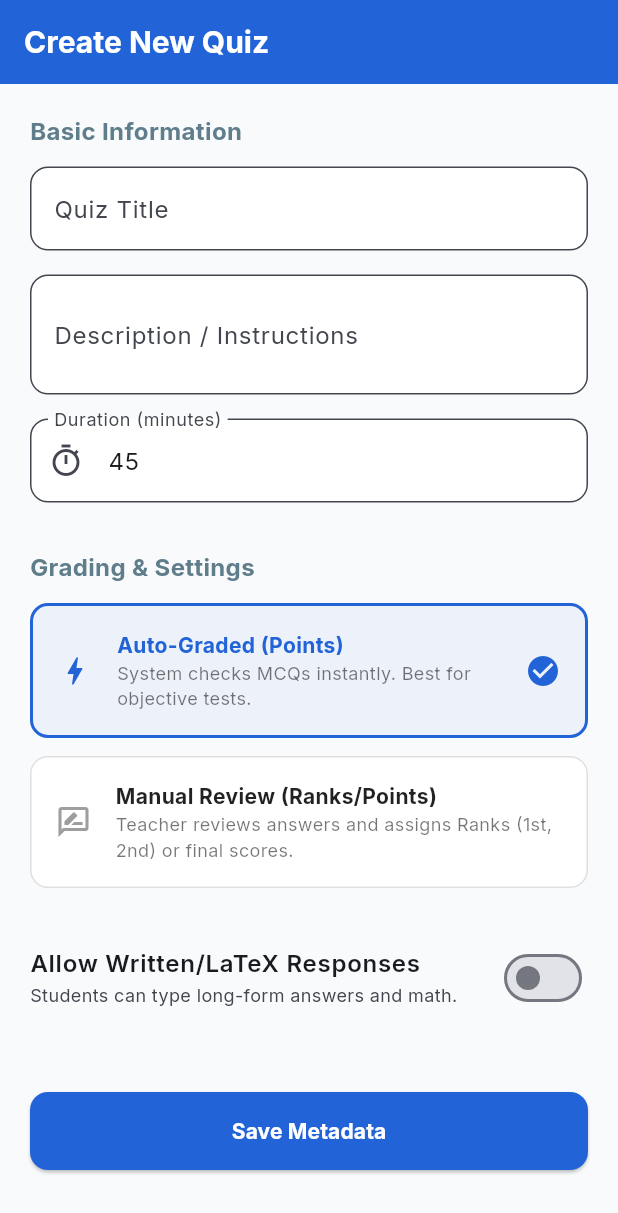
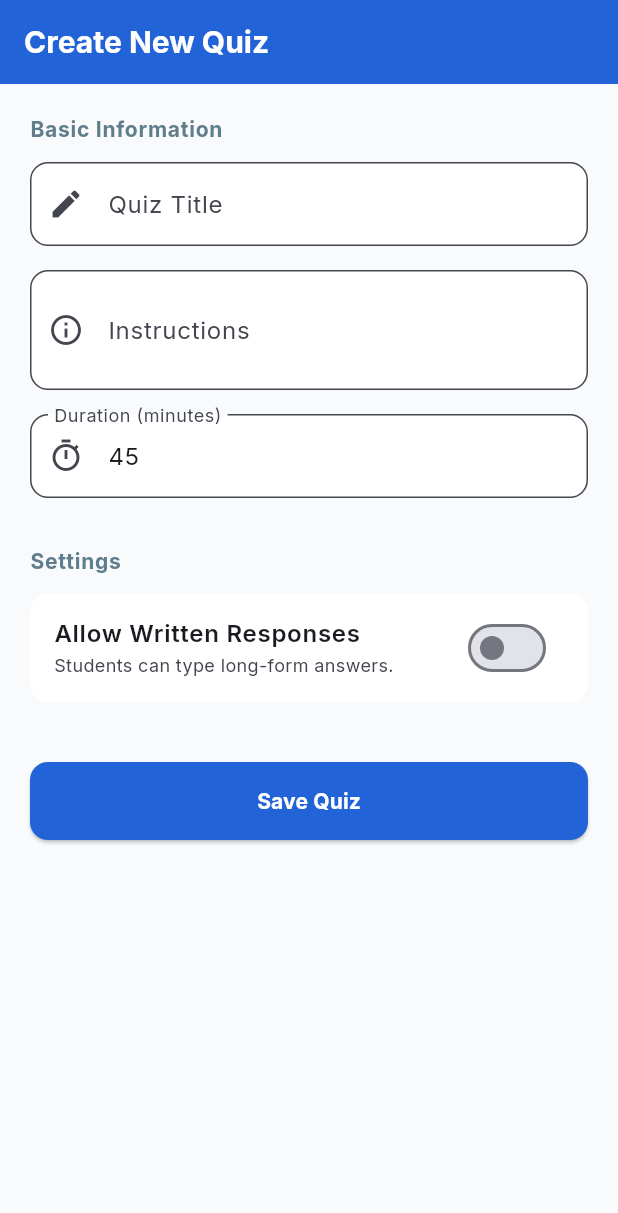
Before and after one commit to shamimsust/quizapp, a Flutter app: the ExamBuilderScreen screen opened by its route, on a phone screen of 412 x 824 dp. Shown: the top 1213 px of the screen. Run offline on Flutter 3.47's test engine with Material 3 defaults, Android fonts, the phone set to English and light mode, and no system bars; our stand-ins replace firebase_auth, firebase_core, firebase_database, flutter_riverpod, go_router, google_fonts and 1 more; missing offline and left inert: flutter_math_fork, math_keyboard; accounts and stored records are empty; network calls fail; statements that could not run were skipped.

```diff
--- a/lib/screens/admin/exam_builder_screen.dart
+++ b/lib/screens/admin/exam_builder_screen.dart
@@ -16,10 +16,7 @@ class _ExamBuilderScreenState extends ConsumerState<ExamBuilderScreen> {
   final _desc = TextEditingController();
   final _duration = TextEditingController(text: '45');
 
-  // NEW: Grading States
   bool _containsWritten = false;
-  bool _isManualGrading = false; // Toggle for Manual vs Auto
-
   String? _examId;
   bool _isSaving = false;
   bool _isLoading = false;
@@ -44,7 +41,6 @@ class _ExamBuilderScreenState extends ConsumerState<ExamBuilderScreen> {
         final int ms = data['durationMs'] ?? 2700000;
         _duration.text = (ms ~/ 60000).toString();
         _containsWritten = data['containsWritten'] ?? false;
-        _isManualGrading = data['isManualGrading'] ?? false; // Load grading mode
       }
     } catch (e) {
       debugPrint("Error loading exam: $e");
@@ -60,14 +56,14 @@ class _ExamBuilderScreenState extends ConsumerState<ExamBuilderScreen> {
     return Scaffold(
       backgroundColor: const Color(0xFFF8FAFC),
       appBar: AppBar(
-        title: Text(_examId == null ? 'Create New Quiz' : 'Edit Quiz Metadata',
+        title: Text(_examId == null ? 'Create New Quiz' : 'Edit Quiz Details',
           style: const TextStyle(fontFamily: 'Inter', fontWeight: FontWeight.bold)),
         elevation: 0,
         backgroundColor: brandBlue,
         foregroundColor: Colors.white,
       ),
       body: _isLoading
-        ? const Center(child: CircularProgressIndicator())
+        ? const Center(child: CircularProgressIndicator(color: brandBlue))
         : SingleChildScrollView(
         padding: const EdgeInsets.all(20),
         child: Column(
@@ -77,53 +73,23 @@ class _ExamBuilderScreenState extends ConsumerState<ExamBuilderScreen> {
 
             _buildSectionTitle('Basic Information'),
             const SizedBox(height: 12),
-            TextField(
-              controller: _title,
-              decoration: InputDecoration(labelText: 'Quiz Title', filled: true, fillColor: Colors.white, border: OutlineInputBorder(borderRadius: BorderRadius.circular(12))),
-            ),
+            _buildTextField(_title, 'Quiz Title', Icons.edit),
             const SizedBox(height: 16),
-            TextField(
-              controller: _desc,
-              decoration: InputDecoration(labelText: 'Description / Instructions', filled: true, fillColor: Colors.white, border: OutlineInputBorder(borderRadius: BorderRadius.circular(12))),
-              maxLines: 2,
-            ),
+            _buildTextField(_desc, 'Instructions', Icons.info_outline, maxLines: 2),
             const SizedBox(height: 16),
-            TextField(
-              controller: _duration,
-              decoration: InputDecoration(labelText: 'Duration (minutes)', prefixIcon: const Icon(Icons.timer_outlined), filled: true, fillColor: Colors.white, border: OutlineInputBorder(borderRadius: BorderRadius.circular(12))),
-              keyboardType: TextInputType.number,
-            ),
+            _buildTextField(_duration, 'Duration (minutes)', Icons.timer_outlined, isNumber: true),
 
             const SizedBox(height: 32),
-            _buildSectionTitle('Grading & Settings'),
+            _buildSectionTitle('Settings'),
             const SizedBox(height: 12),
 
-            // --- NEW: GRADING MODE SELECTION ---
-            _buildGradingOption(
-              title: 'Auto-Graded (Points)',
-              subtitle: 'System checks MCQs instantly. Best for objective tests.',
-              icon: Icons.bolt,
-              isSelected: !_isManualGrading,
-              onTap: () => setState(() => _isManualGrading = false),
-              brandBlue: brandBlue,
-            ),
-            const SizedBox(height: 12),
-            _buildGradingOption(
-              title: 'Manual Review (Ranks/Points)',
-              subtitle: 'Teacher reviews answers and assigns Ranks (1st, 2nd) or final scores.',
-              icon: Icons.rate_review_outlined,
-              isSelected: _isManualGrading,
-              onTap: () => setState(() => _isManualGrading = true),
-              brandBlue: brandBlue,
-            ),
-
-            const SizedBox(height: 24),
             SwitchListTile(
-              contentPadding: EdgeInsets.zero,
+              tileColor: Colors.white,
+              shape: RoundedRectangleBorder(borderRadius: BorderRadius.circular(12)),
               value: _containsWritten,
               onChanged: (v) => setState(() => _containsWritten = v),
-              title: const Text('Allow Written/LaTeX Responses', style: TextStyle(fontWeight: FontWeight.w600)),
-              subtitle: const Text('Students can type long-form answers and math.', style: TextStyle(fontSize: 12)),
+              title: const Text('Allow Written Responses', style: TextStyle(fontWeight: FontWeight.w600)),
+              subtitle: const Text('Students can type long-form answers.', style: TextStyle(fontSize: 12)),
               activeThumbColor: brandBlue,
             ),
 
@@ -135,48 +101,23 @@ class _ExamBuilderScreenState extends ConsumerState<ExamBuilderScreen> {
     );
   }
 
-  Widget _buildSectionTitle(String title) {
-    return Text(title, style: const TextStyle(fontSize: 16, fontWeight: FontWeight.bold, color: Colors.blueGrey));
-  }
-
-  Widget _buildGradingOption({required String title, required String subtitle, required IconData icon, required bool isSelected, required VoidCallback onTap, required Color brandBlue}) {
-    return InkWell(
-      onTap: onTap,
-      borderRadius: BorderRadius.circular(12),
-      child: Container(
-        padding: const EdgeInsets.all(16),
-        decoration: BoxDecoration(
-          color: isSelected ? brandBlue.withAlpha((255 * 0.05).round()) : Colors.white,
-          borderRadius: BorderRadius.circular(12),
-          border: Border.all(color: isSelected ? brandBlue : Colors.grey.shade300, width: isSelected ? 2 : 1),
-        ),
-        child: Row(
-          children: [
-            Icon(icon, color: isSelected ? brandBlue : Colors.grey),
-            const SizedBox(width: 16),
-            Expanded(
-              child: Column(
-                crossAxisAlignment: CrossAxisAlignment.start,
-                children: [
-                  Text(title, style: TextStyle(fontWeight: FontWeight.bold, color: isSelected ? brandBlue : Colors.black87)),
-                  Text(subtitle, style: const TextStyle(fontSize: 12, color: Colors.black54)),
-                ],
-              ),
-            ),
-            if (isSelected) Icon(Icons.check_circle, color: brandBlue),
-          ],
-        ),
+  Widget _buildTextField(TextEditingController controller, String label, IconData icon, {bool isNumber = false, int maxLines = 1}) {
+    return TextField(
+      controller: controller,
+      maxLines: maxLines,
+      keyboardType: isNumber ? TextInputType.number : TextInputType.text,
+      decoration: InputDecoration(
+        labelText: label,
+        prefixIcon: Icon(icon),
+        filled: true,
+        fillColor: Colors.white,
+        border: OutlineInputBorder(borderRadius: BorderRadius.circular(12), borderSide: BorderSide(color: Colors.grey.shade300)),
       ),
     );
   }
 
-  Widget _buildSuccessBanner() {
-    return Container(
-      padding: const EdgeInsets.all(12),
-      margin: const EdgeInsets.only(bottom: 20),
-      decoration: BoxDecoration(color: Colors.green.shade50, borderRadius: BorderRadius.circular(12), border: Border.all(color: Colors.green.shade200)),
-      child: SelectableText('Success! Quiz ID: $_examId', style: const TextStyle(fontWeight: FontWeight.bold, color: Colors.green)),
-    );
+  Widget _buildSectionTitle(String title) {
+    return Text(title, style: const TextStyle(fontSize: 14, fontWeight: FontWeight.bold, color: Colors.blueGrey, letterSpacing: 0.5));
   }
 
   Widget _buildActionButtons(Color brandBlue) {
@@ -184,18 +125,26 @@ class _ExamBuilderScreenState extends ConsumerState<ExamBuilderScreen> {
       children: [
         Expanded(
           child: ElevatedButton(
-            style: ElevatedButton.styleFrom(backgroundColor: brandBlue, padding: const EdgeInsets.symmetric(vertical: 16), shape: RoundedRectangleBorder(borderRadius: BorderRadius.circular(12))),
+            style: ElevatedButton.styleFrom(
+              backgroundColor: brandBlue,
+              padding: const EdgeInsets.symmetric(vertical: 16),
+              shape: RoundedRectangleBorder(borderRadius: BorderRadius.circular(12))
+            ),
             onPressed: _isSaving ? null : _handleSave,
             child: _isSaving
               ? const SizedBox(width: 20, height: 20, child: CircularProgressIndicator(color: Colors.white, strokeWidth: 2))
-              : Text(_examId == null ? 'Save Metadata' : 'Update Metadata', style: const TextStyle(color: Colors.white, fontWeight: FontWeight.bold)),
+              : Text(_examId == null ? 'Save Quiz' : 'Update Quiz', style: const TextStyle(color: Colors.white, fontWeight: FontWeight.bold)),
           ),
         ),
         if (_examId != null) ...[
           const SizedBox(width: 12),
           Expanded(
             child: ElevatedButton(
-              style: ElevatedButton.styleFrom(backgroundColor: Colors.orange.shade700, padding: const EdgeInsets.symmetric(vertical: 16), shape: RoundedRectangleBorder(borderRadius: BorderRadius.circular(12))),
+              style: ElevatedButton.styleFrom(
+                backgroundColor: Colors.orange.shade800,
+                padding: const EdgeInsets.symmetric(vertical: 16),
+                shape: RoundedRectangleBorder(borderRadius: BorderRadius.circular(12))
+              ),
               onPressed: () => context.go('/admin/exam-builder/questions/$_examId'),
               child: const Text('Edit Questions', style: TextStyle(color: Colors.white, fontWeight: FontWeight.bold)),
             ),
@@ -207,7 +156,6 @@ class _ExamBuilderScreenState extends ConsumerState<ExamBuilderScreen> {
 
   Future<void> _handleSave() async {
     if (_title.text.isEmpty) return;
-
     setState(() => _isSaving = true);
     try {
       final updates = {
@@ -215,24 +163,30 @@ class _ExamBuilderScreenState extends ConsumerState<ExamBuilderScreen> {
         'description': _desc.text.trim(),
         'durationMs': (int.tryParse(_duration.text.trim()) ?? 45) * 60000,
         'containsWritten': _containsWritten,
-        'isManualGrading': _isManualGrading, // Save the selected mode
         'updatedAt': ServerValue.timestamp,
       };
 
-      String id;
       if (_examId == null) {
         final ref = FirebaseDatabase.instance.ref('exams').push();
         await ref.set(updates);
-        id = ref.key!;
+        _examId = ref.key;
       } else {
         await FirebaseDatabase.instance.ref('exams/$_examId').update(updates);
-        id = _examId!;
       }
 
-      setState(() { _examId = id; _isSaving = false; });
-      if (mounted) ScaffoldMessenger.of(context).showSnackBar(const SnackBar(content: Text('Metadata saved!')));
+      setState(() => _isSaving = false);
+      if (mounted) ScaffoldMessenger.of(context).showSnackBar(const SnackBar(content: Text('Quiz saved!')));
     } catch (e) {
       setState(() => _isSaving = false);
     }
   }
+
+  Widget _buildSuccessBanner() {
+    return Container(
+      padding: const EdgeInsets.all(12),
+      margin: const EdgeInsets.only(bottom: 20),
+      decoration: BoxDecoration(color: Colors.green.shade50, borderRadius: BorderRadius.circular(12), border: Border.all(color: Colors.green.shade200)),
+      child: SelectableText('Success! Quiz ID: $_examId', style: const TextStyle(fontWeight: FontWeight.bold, color: Colors.green)),
+    );
+  }
 }
```
Also changed, not shown: 1 other file.
